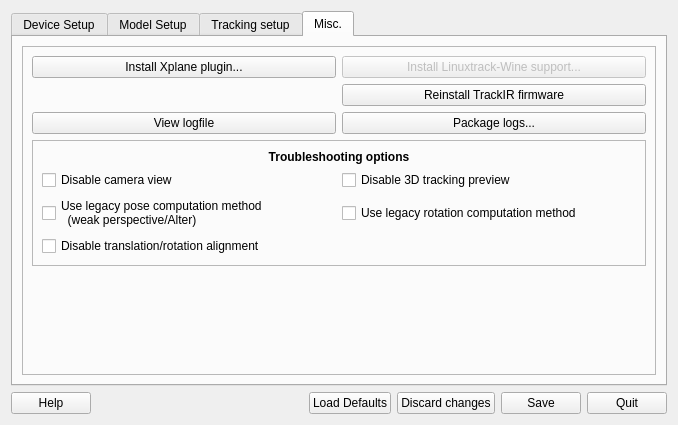
This is src/qt_gui/ltr.ui in mavak/linux-track as Qt 5 draws it before an edit. The edited form follows.
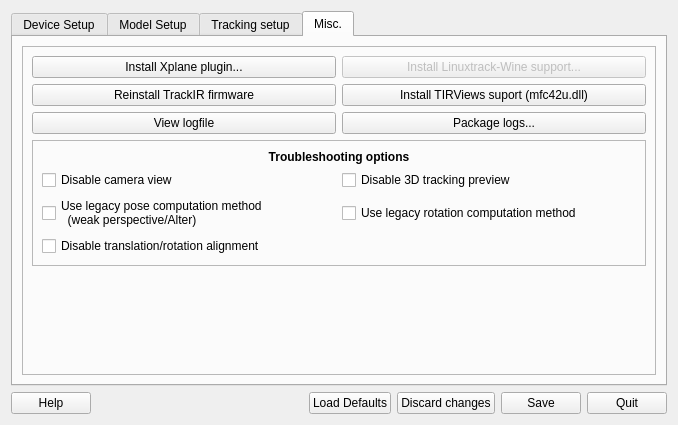
This is the edited form. The open tabs and pages were chosen to show the change. Icons and pictures are not drawn.

Commit message: Revamped linuxtrack-wine support installation. Added extraction of mfc42u.dll needed by TIRViews.dll. Mfc42u.dll is now symlinked upon linuxtrack-wine installation.

The edit to the form file:
```diff
--- a/src/qt_gui/ltr.ui
+++ b/src/qt_gui/ltr.ui
@@ -161,13 +161,20 @@
               </property>
              </widget>
             </item>
-            <item row="1" column="1">
+            <item row="1" column="0">
              <widget class="QPushButton" name="TIRFWButton">
               <property name="text">
                <string>Reinstall TrackIR firmware</string>
               </property>
              </widget>
             </item>
+            <item row="1" column="1">
+             <widget class="QPushButton" name="TIRViewsButton">
+              <property name="text">
+               <string>Install TIRViews suport (mfc42u.dll)</string>
+              </property>
+             </widget>
+            </item>
            </layout>
           </item>
           <item>
```
Left out of the diff: 6 changed lines with no effect on the pictures. The commit also changes 13 other files.
